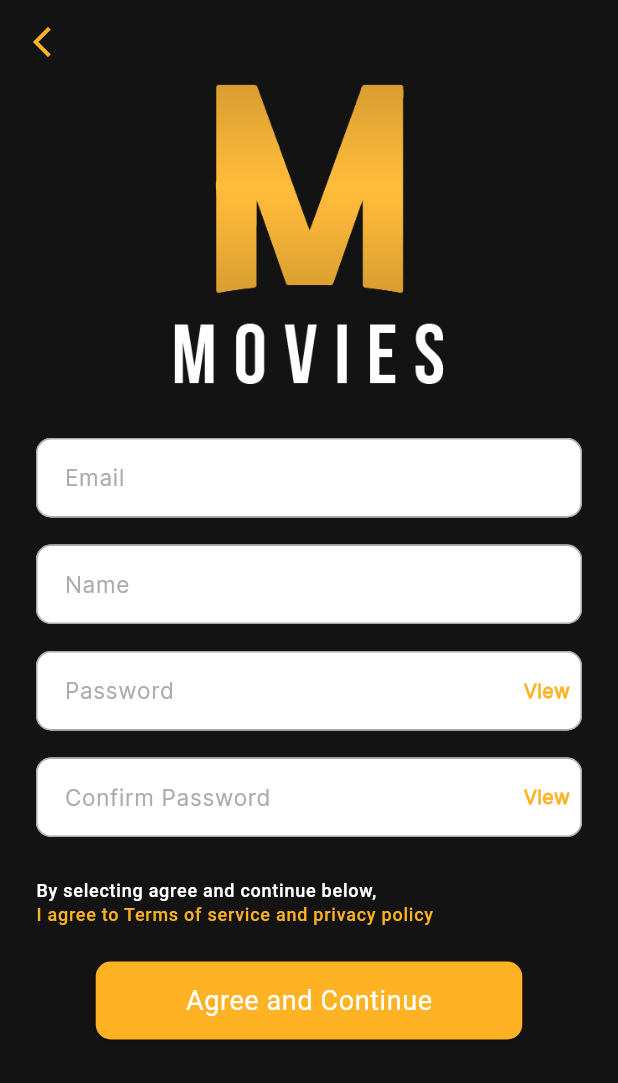
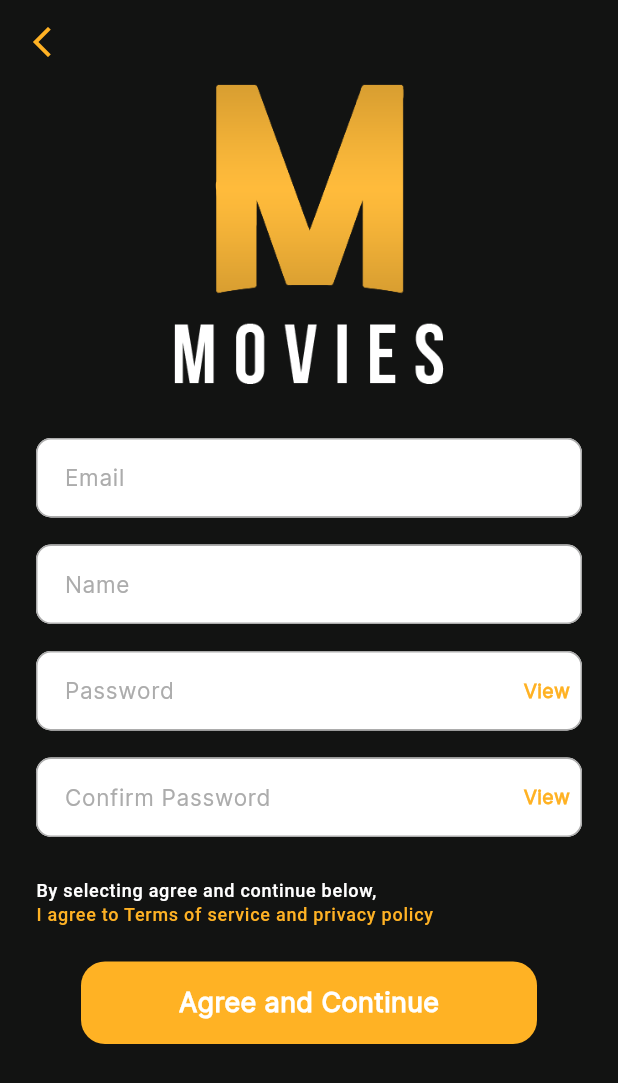
Before and after one commit to ibrahimagdy/movies_app, a Flutter app: the screen it shows after launch, after a tap on "Login", after a tap on "Sign up", on a phone screen of 412 x 824 dp. Shown: the top 1083 px of the screen. Run offline on Flutter 3.47's test engine with Material 3 defaults, Android fonts, the phone set to English and light mode, and no system bars; our stand-ins replace bot_toast, carousel_slider, firebase_auth, firebase_core, flutter_easyloading; accounts and stored records are empty.

```diff
--- a/lib/view/auth/login_view.dart
+++ b/lib/view/auth/login_view.dart
@@ -2,6 +2,7 @@ import 'package:firebase_auth/firebase_auth.dart';
 import 'package:flutter/material.dart';
 import 'package:flutter_easyloading/flutter_easyloading.dart';
 import 'package:movies_app/view/auth/register_screen.dart';
+import 'package:movies_app/view/auth/widgets/custom_button.dart';
 import 'package:movies_app/view/auth/widgets/custom_text_form_field.dart';
 
 import '../../core/services/snackbar_service.dart';
@@ -110,29 +111,13 @@ class _LoginScreenState extends State<LoginScreen> {
                         ),
                       ),
                       const SizedBox(height: 40),
-                      GestureDetector(
+                      CustomButton(
+                        txt: 'Login',
                         onTap: (){
-                          login();
+                          if(formKey.currentState!.validate()){
+                            login();
+                          }
                         },
-                        child: Container(
-                          height: 55,
-                          width: double.infinity,
-                          margin: const EdgeInsets.symmetric(horizontal: 30),
-                          decoration: BoxDecoration(
-                            borderRadius: BorderRadius.circular(16),
-                            color: theme.primaryColor,
-                          ),
-                          child: const Center(
-                            child: Text(
-                              'Login',
-                              style: TextStyle(
-                                color: Colors.white,
-                                fontWeight: FontWeight.bold,
-                                fontSize: 18,
-                              ),
-                            ),
-                          ),
-                        ),
                       ),
                       const SizedBox(height: 13),
                       Row(
--- a/lib/view/auth/register_screen.dart
+++ b/lib/view/auth/register_screen.dart
@@ -1,6 +1,7 @@
 import 'package:firebase_auth/firebase_auth.dart';
 import 'package:flutter/material.dart';
 import 'package:flutter_easyloading/flutter_easyloading.dart';
+import 'package:movies_app/view/auth/widgets/custom_button.dart';
 import 'package:movies_app/view/auth/widgets/custom_text_form_field.dart';
 
 import '../../core/services/snackbar_service.dart';
@@ -171,16 +172,13 @@ class _RegisterScreenState extends State<RegisterScreen> {
                         },
                         suffixIcon: GestureDetector(
                           onTap: () {
-                            confirmPasswordVisable =
-                            !confirmPasswordVisable;
+                            confirmPasswordVisable = !confirmPasswordVisable;
                             setState(() {});
                           },
                           child: Padding(
                             padding: const EdgeInsets.only(right: 8),
                             child: Text(
-                              confirmPasswordVisable == true
-                                  ? "View"
-                                  : "Hide",
+                              confirmPasswordVisable == true ? "View" : "Hide",
                               style: TextStyle(
                                   color: theme.primaryColor,
                                   fontSize: 13,
@@ -194,8 +192,8 @@ class _RegisterScreenState extends State<RegisterScreen> {
                         children: [
                           Text(
                             "By selecting agree and continue below,",
-                            style: theme.textTheme.labelMedium!.copyWith(
-                                color: Colors.white, fontSize: 12),
+                            style: theme.textTheme.labelMedium!
+                                .copyWith(color: Colors.white, fontSize: 12),
                           ),
                         ],
                       ),
@@ -204,26 +202,18 @@ class _RegisterScreenState extends State<RegisterScreen> {
                           Text(
                             "I agree to Terms of service and privacy policy",
                             style: theme.textTheme.labelMedium!.copyWith(
-                                color: theme.primaryColor,
-                                fontSize: 12),
+                                color: theme.primaryColor, fontSize: 12),
                           ),
                         ],
                       ),
                       const SizedBox(height: 23),
-                      ElevatedButton(
-                        style: ElevatedButton.styleFrom(
-                          backgroundColor: theme.primaryColor,
-                          shape: RoundedRectangleBorder(
-                              borderRadius: BorderRadius.circular(10)),
-                          padding: const EdgeInsets.symmetric(
-                              horizontal: 60, vertical: 14),
-                        ),
-                        onPressed: () {
-                          register();
+                      CustomButton(
+                        txt: 'Agree and Continue',
+                        onTap: () {
+                          if(formKey.currentState!.validate()){
+                            register();
+                          }
                         },
-                        child: Text("Agree and Continue",
-                            style: theme.textTheme.bodySmall!.copyWith(
-                                color: Colors.white, fontSize: 18)),
                       ),
                     ],
                   ),
--- /dev/null
+++ b/lib/view/auth/widgets/custom_button.dart
@@ -0,0 +1,35 @@
+import 'package:flutter/material.dart';
+
+class CustomButton extends StatelessWidget {
+  final void Function()? onTap;
+  final String txt;
+
+  const CustomButton({super.key, this.onTap, required this.txt});
+
+  @override
+  Widget build(BuildContext context) {
+    var theme = Theme.of(context);
+    return GestureDetector(
+      onTap: onTap,
+      child: Container(
+        height: 55,
+        width: double.infinity,
+        margin: const EdgeInsets.symmetric(horizontal: 30),
+        decoration: BoxDecoration(
+          borderRadius: BorderRadius.circular(16),
+          color: theme.primaryColor,
+        ),
+        child: Center(
+          child: Text(
+            txt,
+            style: const TextStyle(
+              color: Colors.white,
+              fontWeight: FontWeight.bold,
+              fontSize: 18,
+            ),
+          ),
+        ),
+      ),
+    );
+  }
+}
```
